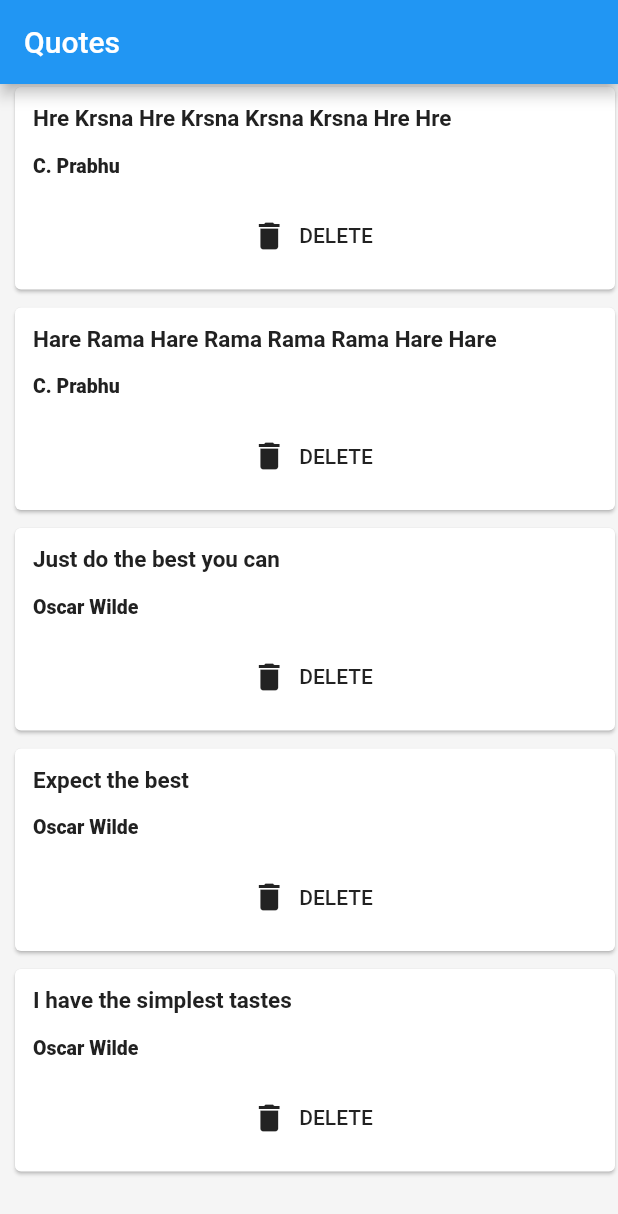
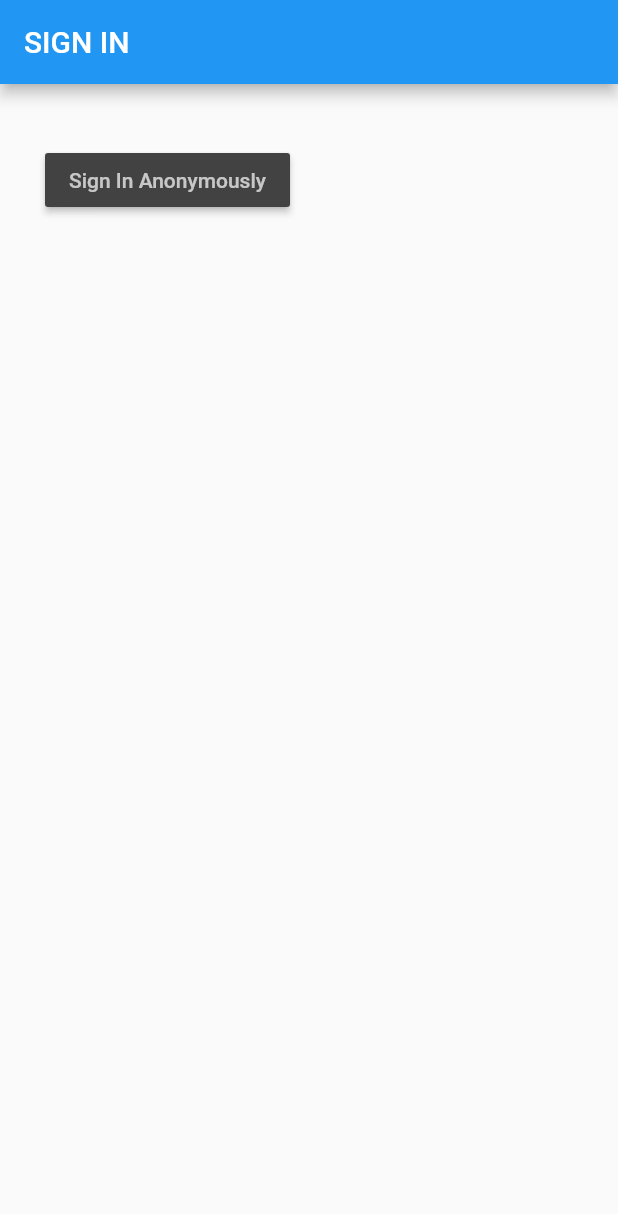
Before and after one commit to uditswaroopa/Flutter-Apps, a Flutter app: the screen it shows after launch, on a phone screen of 412 x 824 dp. Shown: the top 1214 px of the screen. Run offline on Flutter 3.47's test engine with Material 2 defaults, Android fonts, the phone set to English and light mode, and no system bars; our stand-ins replace firebase_auth; accounts and stored records are empty.

Commit message:
sign in & sign out anonymously

```diff
--- a/lib/Card.dart
+++ /dev/null
@@ -1,45 +0,0 @@
-import 'package:flutter/material.dart';
-import 'package:quotes/quotes.dart';
-
-class QuoteCard extends StatelessWidget {
-  final Quotes quote;
-  final Function delete;
-
-  QuoteCard({this.quote,this.delete});
-
-  @override
-  Widget build(BuildContext context) {
-    return Card(
-      margin: EdgeInsets.fromLTRB(10,2,2,10),
-      child: Padding(
-      padding: const EdgeInsets.all(12.0),
-      child: Column(
-        crossAxisAlignment: CrossAxisAlignment.stretch,
-        children: <Widget>[
-          Text(
-            quote.q,
-            style: TextStyle(
-              fontSize: 15.0,
-              fontWeight: FontWeight.w700,
-              color: Colors.grey[900]
-            ),
-          ),
-          SizedBox(height: 15),
-          Text(quote.author,
-            style: TextStyle(
-              fontSize: 13.0,
-              fontWeight: FontWeight.w900,
-              color: Colors.grey[900]
-            ),
-          ),
-          SizedBox(height: 15),
-          FlatButton.icon(
-            onPressed: delete,
-            label: Text('DELETE'),
-            icon: Icon(Icons.delete),
-          )
-        ],
-      ),
-    ));
-  }
-}
--- /dev/null
+++ b/lib/Screens/Authenticate/authenticate.dart
@@ -0,0 +1,16 @@
+import 'package:flutter/material.dart';
+import 'package:quotes/Screens/Authenticate/sigin.dart';
+
+class Authenticate extends StatefulWidget {
+  @override
+  _AuthenticateState createState() => _AuthenticateState();
+}
+
+class _AuthenticateState extends State<Authenticate> {
+  @override
+  Widget build(BuildContext context) {
+    return Container(
+      child: SignIn(),
+    );
+  }
+}
--- /dev/null
+++ b/lib/Screens/Authenticate/sigin.dart
@@ -0,0 +1,33 @@
+import 'package:flutter/material.dart';
+import 'package:quotes/services/auth.dart';
+
+class SignIn extends StatefulWidget {
+  @override
+  _SignInState createState() => _SignInState();
+}
+
+class _SignInState extends State<SignIn> {
+  AuthService _user = AuthService();
+  @override
+  Widget build(BuildContext context) {
+    return Scaffold(
+      appBar: AppBar(title: Text('SIGN IN')),
+      body: Container(
+        padding: EdgeInsets.symmetric(vertical: 40, horizontal: 30),
+        child: RaisedButton(
+          onPressed: () async {
+            dynamic result = await _user.signInAnon();
+            if(result == null)
+              print('Error signing in');
+            else
+              print(result);
+              print(result.uid);
+          },
+          child: Text('Sign In Anonymously'),
+          color: Colors.grey[800],
+          textColor: Colors.white70,
+        )
+      ),
+    );
+  }
+}
--- /dev/null
+++ b/lib/Screens/Home/home.dart
@@ -0,0 +1,23 @@
+import 'package:flutter/material.dart';
+import 'package:quotes/services/auth.dart';
+
+class Home extends StatelessWidget {
+  final AuthService _auth =  AuthService();
+  @override
+  Widget build(BuildContext context) {
+    return Scaffold(
+      appBar: AppBar(
+        title: Text('Home'),
+        actions: <Widget>[
+          FlatButton.icon(
+            onPressed: (){
+              _auth.logOut();
+            },
+            icon: Icon(Icons.person),
+            label: Text(''),
+          ),
+        ]
+      ),
+    );
+  }
+}
--- /dev/null
+++ b/lib/Screens/wrapper.dart
@@ -0,0 +1,18 @@
+import 'package:flutter/material.dart';
+import 'package:provider/provider.dart';
+import 'package:quotes/Screens/Authenticate/authenticate.dart';
+import 'package:quotes/Screens/Home/home.dart';
+import 'package:quotes/models/user.dart';
+
+class Wrapper extends StatelessWidget {
+  @override
+  Widget build(BuildContext context) {
+    final user = Provider.of<User>(context);
+    print(user);
+
+    if(user == null)
+      return Authenticate();
+    else
+      return Home();
+  }
+}
--- a/lib/main.dart
+++ b/lib/main.dart
@@ -1,45 +1,19 @@
 import 'package:flutter/material.dart';
-import 'package:quotes/Card.dart';
-import 'package:quotes/quotes.dart';
+import 'package:provider/provider.dart';
+import 'package:quotes/Screens/wrapper.dart';
+import 'package:quotes/services/auth.dart';
+import 'models/user.dart';
 
-void main() {
-  runApp(Home());
-}
+void main() => runApp(MyApp());
 
-class Home extends StatefulWidget {
-  @override
-  _HomeState createState() => _HomeState();
-}
-
-class _HomeState extends State<Home> {
-  List<Quotes> quotes = [
-    Quotes(q: 'Hre Krsna Hre Krsna Krsna Krsna Hre Hre', author: 'C. Prabhu'),
-    Quotes(q: 'Hare Rama Hare Rama Rama Rama Hare Hare', author: 'C. Prabhu'),
-    Quotes(q: 'Just do the best you can', author: 'Oscar Wilde'),
-    Quotes(q: 'Expect the best', author: 'Oscar Wilde'),
-    Quotes(q: 'I have the simplest tastes', author: 'Oscar Wilde')
-  ];
-
+class MyApp extends StatelessWidget {
+  // This widget is the root of your application.
   @override
   Widget build(BuildContext context) {
-    return MaterialApp(
-      home: Scaffold(
-        backgroundColor: Colors.grey[100],
-        appBar: AppBar(title: Text('Quotes')),
-        body: Column(
-          crossAxisAlignment: CrossAxisAlignment.start,
-          children: quotes
-              .map(
-                (e) => QuoteCard(
-                  quote: e,
-                  delete: () {
-                    setState(() {
-                      quotes.remove(e);
-                    });
-                  },
-                ),
-              ).toList(),
-        ),
+    return StreamProvider<User>.value(
+      value: AuthService().user,
+        child: MaterialApp(
+        home: Wrapper(),
       ),
     );
   }
--- /dev/null
+++ b/lib/models/user.dart
@@ -0,0 +1,4 @@
+class User{
+  final String uid;
+  User({this.uid});
+}
--- a/lib/quotes.dart
+++ /dev/null
@@ -1,6 +0,0 @@
-class Quotes{
-  String q;
-  String author;
-
-  Quotes({this.q,this.author});
-}
--- /dev/null
+++ b/lib/services/auth.dart
@@ -0,0 +1,48 @@
+import 'package:firebase_auth/firebase_auth.dart';
+import 'package:quotes/models/user.dart';
+
+class AuthService{
+  final FirebaseAuth _auth = FirebaseAuth.instance;
+
+  //create firebase user to User
+  User _fromFirebaseUser(FirebaseUser user){
+    if(user != null)
+      return User(uid: user.uid);
+    else
+      return null;
+  }
+
+  //authchange sign in sign out #lesson7
+  Stream<User> get user{
+    return _auth.onAuthStateChanged
+    // .map((FirebaseUser user) => _fromFirebaseUser(user));
+    .map(_fromFirebaseUser);
+  }
+
+  //signin anonymously
+  Future signInAnon() async{
+    try{
+      AuthResult result = await _auth.signInAnonymously();
+      FirebaseUser user = result.user;
+      return _fromFirebaseUser(user);
+    }
+    catch(e){
+      print('Exception caught');
+      return null;
+    }
+  }
+
+  //sign with email id
+
+  //register
+
+  //signout
+  Future logOut() async{
+    try{
+      return await _auth.signOut();
+    }
+    catch(e){
+      return null;
+    }
+  }
+}
--- a/pubspec.yaml
+++ b/pubspec.yaml
@@ -28,6 +28,9 @@ dependencies:
   # The following adds the Cupertino Icons font to your application.
   # Use with the CupertinoIcons class for iOS style icons.
   cupertino_icons: ^0.1.3
+  firebase_auth: ^0.14.0+5
+  cloud_firestore: ^0.12.9+4
+  provider: ^3.1.0
 
 dev_dependencies:
   flutter_test:
```
Also changed, not shown: pubspec.lock, 4 other files.
